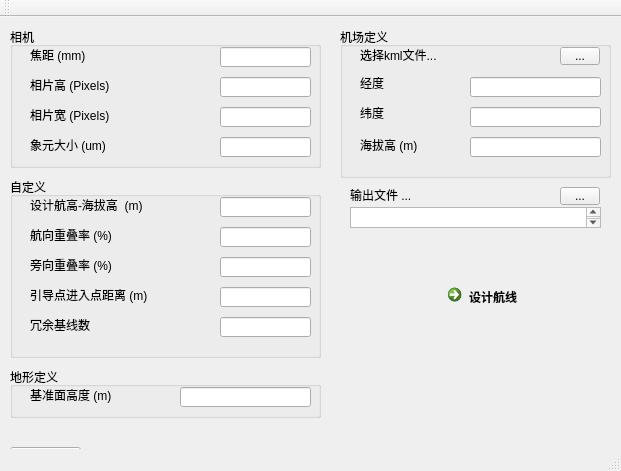
This is mainwindow.ui in XiaogangSu/AirPhotoPlanner as Qt 5 draws it before an edit. The edited form follows.
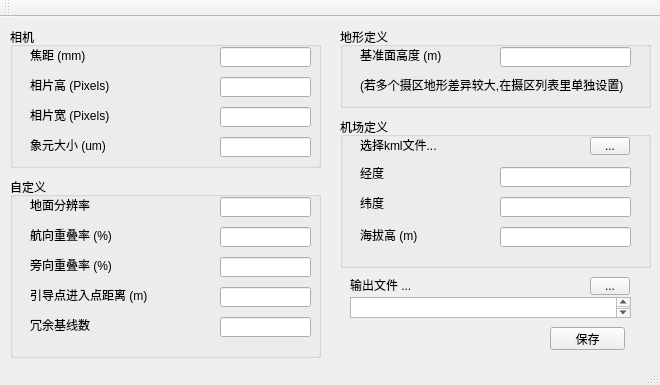
This is the edited form.

What changed in the file:
```diff
--- a/mainwindow.ui
+++ b/mainwindow.ui
@@ -6,8 +6,8 @@
    <rect>
     <x>0</x>
     <y>0</y>
-    <width>621</width>
-    <height>471</height>
+    <width>660</width>
+    <height>385</height>
    </rect>
   </property>
   <property name="windowTitle">
@@ -122,10 +122,10 @@
    <widget class="QGroupBox" name="groupBox_2">
     <property name="geometry">
      <rect>
-      <x>10</x>
-      <y>350</y>
+      <x>340</x>
+      <y>10</y>
       <width>311</width>
-      <height>51</height>
+      <height>81</height>
      </rect>
     </property>
     <property name="title">
@@ -147,7 +147,7 @@
     <widget class="QLineEdit" name="editDatumHeight">
      <property name="geometry">
       <rect>
-       <x>170</x>
+       <x>160</x>
        <y>20</y>
        <width>131</width>
        <height>20</height>
@@ -157,6 +157,19 @@
       <string/>
      </property>
     </widget>
+    <widget class="QLabel" name="label_9">
+     <property name="geometry">
+      <rect>
+       <x>20</x>
+       <y>50</y>
+       <width>281</width>
+       <height>16</height>
+      </rect>
+     </property>
+     <property name="text">
+      <string>(若多个摄区地形差异较大,在摄区列表里单独设置)</string>
+     </property>
+    </widget>
    </widget>
    <widget class="QGroupBox" name="groupBox_3">
     <property name="geometry">
@@ -232,7 +245,7 @@
       </rect>
      </property>
      <property name="text">
-      <string>设计航高-海拔高  (m)</string>
+      <string>地面分辨率</string>
      </property>
     </widget>
     <widget class="QLineEdit" name="editFlightHeight">
@@ -301,28 +314,12 @@
      </property>
     </widget>
    </widget>
-   <widget class="QCommandLinkButton" name="cmdDesignStart">
-    <property name="geometry">
-     <rect>
-      <x>440</x>
-      <y>260</y>
-      <width>172</width>
-      <height>41</height>
-     </rect>
-    </property>
-    <property name="autoFillBackground">
-     <bool>true</bool>
-    </property>
-    <property name="text">
-     <string>设计航线</string>
-    </property>
-   </widget>
    <widget class="QTextEdit" name="textOutputFile">
     <property name="geometry">
      <rect>
       <x>350</x>
-      <y>190</y>
-      <width>251</width>
+      <y>280</y>
+      <width>281</width>
       <height>21</height>
      </rect>
     </property>
@@ -334,7 +331,7 @@
     <property name="geometry">
      <rect>
       <x>350</x>
-      <y>170</y>
+      <y>260</y>
       <width>171</width>
       <height>16</height>
      </rect>
@@ -346,8 +343,8 @@
    <widget class="QToolButton" name="toolButtonOutputSelect">
     <property name="geometry">
      <rect>
-      <x>560</x>
-      <y>170</y>
+      <x>590</x>
+      <y>260</y>
       <width>40</width>
       <height>18</height>
      </rect>
@@ -373,8 +370,8 @@
     <property name="geometry">
      <rect>
       <x>340</x>
-      <y>10</y>
-      <width>271</width>
+      <y>100</y>
+      <width>311</width>
       <height>151</height>
      </rect>
     </property>
@@ -397,7 +394,7 @@
     <widget class="QToolButton" name="toolButtonAirport">
      <property name="geometry">
       <rect>
-       <x>220</x>
+       <x>250</x>
        <y>20</y>
        <width>40</width>
        <height>18</height>
@@ -410,7 +407,7 @@
     <widget class="QLineEdit" name="editAirportLongitude">
      <property name="geometry">
       <rect>
-       <x>130</x>
+       <x>160</x>
        <y>50</y>
        <width>131</width>
        <height>20</height>
@@ -420,7 +417,7 @@
     <widget class="QLineEdit" name="editAirportLatitude">
      <property name="geometry">
       <rect>
-       <x>130</x>
+       <x>160</x>
        <y>80</y>
        <width>131</width>
        <height>20</height>
@@ -430,7 +427,7 @@
     <widget class="QLineEdit" name="editAirportAltitude">
      <property name="geometry">
       <rect>
-       <x>130</x>
+       <x>160</x>
        <y>110</y>
        <width>131</width>
        <height>20</height>
@@ -477,6 +474,19 @@
      </property>
     </widget>
    </widget>
+   <widget class="QPushButton" name="saveParam">
+    <property name="geometry">
+     <rect>
+      <x>550</x>
+      <y>310</y>
+      <width>75</width>
+      <height>23</height>
+     </rect>
+    </property>
+    <property name="text">
+     <string>保存</string>
+    </property>
+   </widget>
   </widget>
   <widget class="QToolBar" name="mainToolBar">
    <attribute name="toolBarArea">
```
